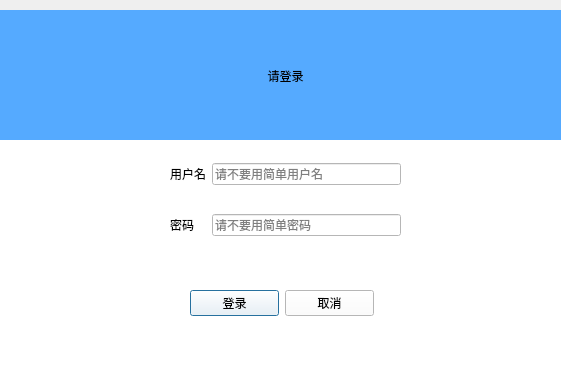
Above: dialog.ui from yuzhi535/QTcpQQClient before the change. Below: the same form after it.
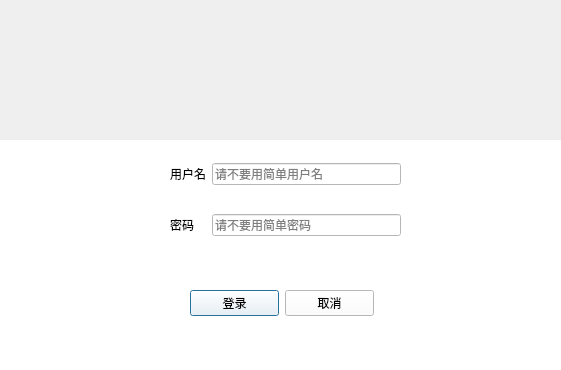
That is the form after the change. Icons and pictures are not drawn.

What changed in the file:
```diff
--- a/dialog.ui
+++ b/dialog.ui
@@ -35,26 +35,19 @@
     </rect>
    </property>
    <property name="styleSheet">
-    <string notr="true">background-color: rgb(85, 170, 255);</string>
+    <string notr="true">background-image: url(:/new/img/login.png);</string>
    </property>
    <widget class="QLabel" name="label">
     <property name="geometry">
      <rect>
-      <x>240</x>
-      <y>50</y>
-      <width>91</width>
-      <height>31</height>
+      <x>70</x>
+      <y>0</y>
+      <width>481</width>
+      <height>131</height>
      </rect>
     </property>
-    <property name="styleSheet">
-     <string notr="true">color: rgb(0, 0, 0);
-font: 29 18pt &quot;Noto Sans CJK SC DemiLight&quot;;</string>
-    </property>
     <property name="text">
-     <string>请登录</string>
-    </property>
-    <property name="alignment">
-     <set>Qt::AlignCenter</set>
+     <string/>
     </property>
    </widget>
   </widget>
```
Left out of the diff: 16 changed lines with no effect on the pictures.
